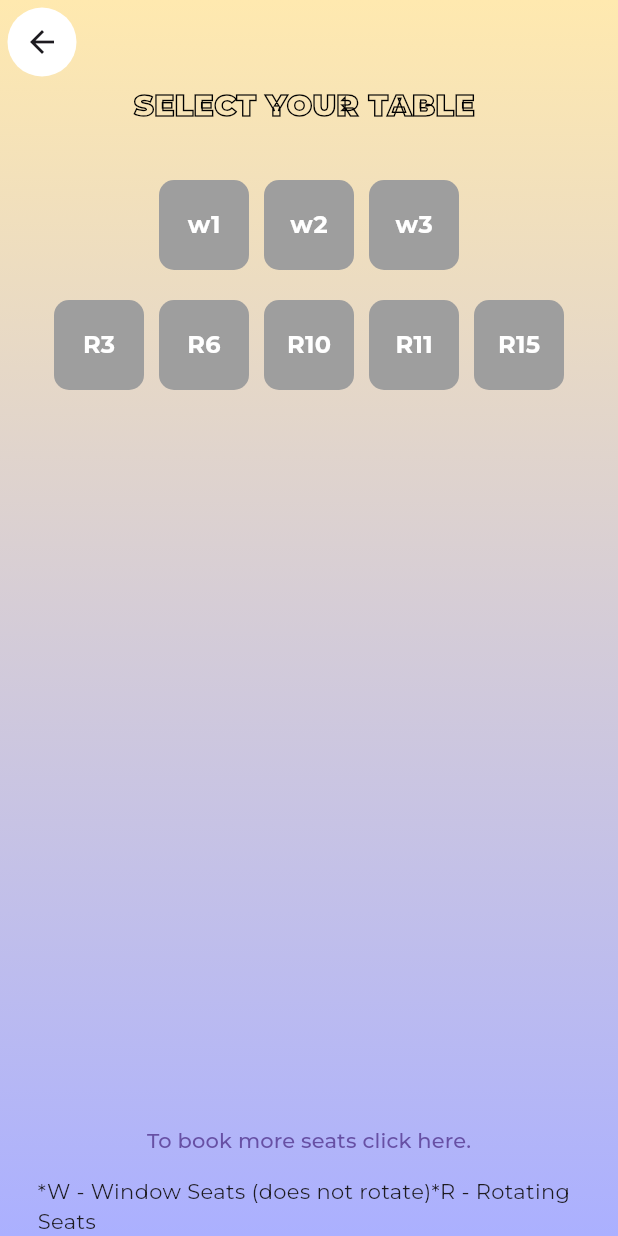
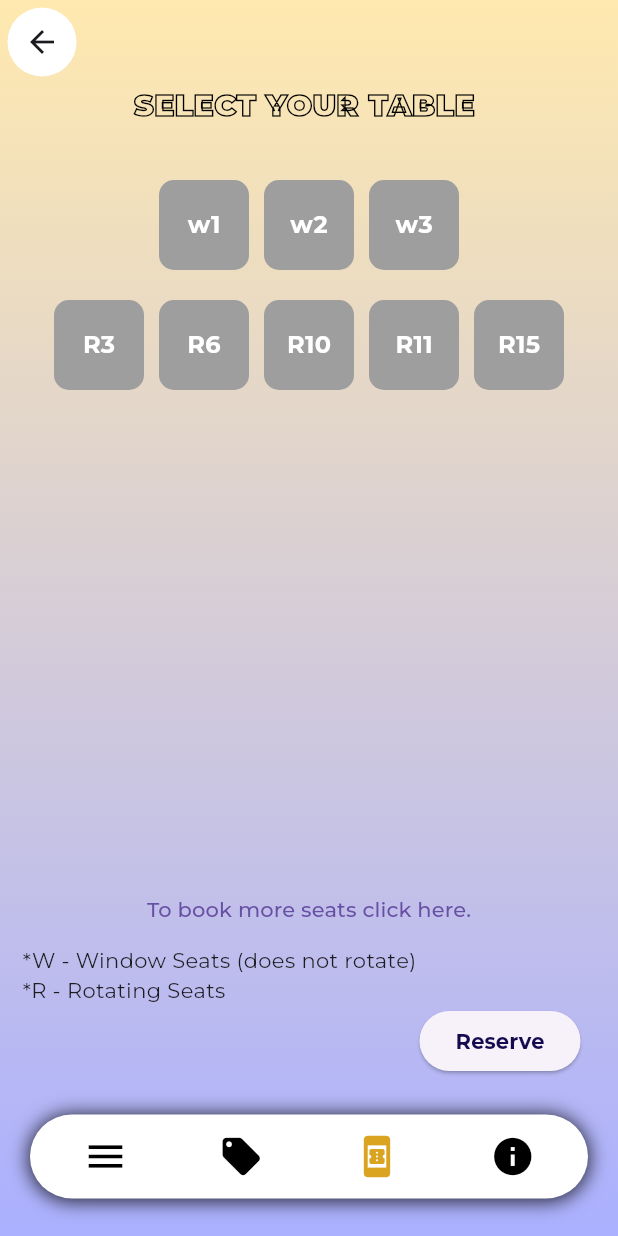
Before and after one commit to Dannansilva/Blue_orbit_mobileApp, a Flutter app: the tableNO screen opened directly, on a phone screen of 412 x 824 dp. Run offline on Flutter 3.47's test engine with Material 3 defaults, Android fonts, the phone set to English and light mode, and no system bars; our stand-ins replace google_fonts; missing offline and left inert: dart:ffi.

Commit message:
completely done

```diff
--- a/blue_orbit_mobileapp/lib/Reserve_table.dart
+++ b/blue_orbit_mobileapp/lib/Reserve_table.dart
@@ -224,7 +224,6 @@ class _reservetableState extends State<reservetable> {
 
                     //navbar
                     Container(
-                      // Set the background color here
                       child: BottomNavBar(
                         icons: [
                           Icons.menu,
--- a/blue_orbit_mobileapp/lib/main.dart
+++ b/blue_orbit_mobileapp/lib/main.dart
@@ -17,6 +17,7 @@ import 'package:blue_orbit_mobileapp/guest.dart';
 import 'package:blue_orbit_mobileapp/intro.dart';
 import 'package:blue_orbit_mobileapp/intro2.dart';
 import 'package:blue_orbit_mobileapp/noofguest.dart';
+import 'package:blue_orbit_mobileapp/reservationsummary.dart';
 import 'package:blue_orbit_mobileapp/tableno.dart';
 import 'package:flutter/material.dart';
 import 'package:google_fonts/google_fonts.dart';
@@ -35,7 +36,7 @@ class MyApp extends StatelessWidget {
         fontFamily: GoogleFonts.montserrat().fontFamily,
       ),
       debugShowCheckedModeBanner: false,
-      home: tableNO(),
+      home: reservetable(),
       routes: {
         '/intro': (context) => const intro(),
         '/intro2': (context) => const intro2(),
@@ -49,6 +50,8 @@ class MyApp extends StatelessWidget {
         '/indian': (context) => const indianFD(),
         '/noguest': (context) => const noguest(),
         '/reserv': (context) => const reservetable(),
+        '/tabelno': (context) => const tableNO(),
+        '/reservsum': (context) => const reservsummary(),
       },
     );
   }
--- a/blue_orbit_mobileapp/lib/tableno.dart
+++ b/blue_orbit_mobileapp/lib/tableno.dart
@@ -1,5 +1,6 @@
-// ignore_for_file: prefer_const_constructors, avoid_print, camel_case_types, prefer_const_literals_to_create_immutables
+// ignore_for_file: prefer_const_constructors, avoid_print, camel_case_types, prefer_const_literals_to_create_immutables, avoid_unnecessary_containers
 
+import 'package:blue_orbit_mobileapp/Components/Bottom_navbar.dart';
 import 'package:flutter/material.dart';
 
 class tableNO extends StatefulWidget {
@@ -97,12 +98,57 @@ class _tableNOState extends State<tableNO> {
                     onPressed: () {},
                     child: Text("To book more seats click here.")),
                 Padding(
-                  padding: const EdgeInsets.only(left: 25.0),
-                  child: Column(
+                  padding: const EdgeInsets.only(left: 15.0),
+                  child: Align(
+                    alignment: Alignment.centerLeft,
+                    child: Column(
+                      crossAxisAlignment: CrossAxisAlignment.start,
+                      children: [
+                        Text(
+                          "*W - Window Seats (does not rotate)",
+                          textAlign: TextAlign.left,
+                        ),
+                        Text(
+                          "*R - Rotating Seats",
+                          textAlign: TextAlign.left,
+                        ),
+                      ],
+                    ),
+                  ),
+                ),
+                Padding(
+                  padding: const EdgeInsets.only(bottom: 25.0, right: 25),
+                  child: Row(
+                    mainAxisAlignment: MainAxisAlignment.end,
                     children: [
-                      Text(
-                          "*W - Window Seats (does not rotate)*R - Rotating Seats")
+                      ElevatedButton(
+                          onPressed: () {
+                            Navigator.pushNamed(context, '/reservsum');
+                          },
+                          child: Text(
+                            "Reserve",
+                            style: TextStyle(
+                                color: Color(0xff140A4D),
+                                fontWeight: FontWeight.bold),
+                          ))
                     ],
+                  ),
+                ),
+                Container(
+                  child: BottomNavBar(
+                    icons: [
+                      Icons.menu,
+                      Icons.local_offer,
+                      Icons.book_online,
+                      Icons.info,
+                    ],
+                    onPressed: [
+                      () => Navigator.pushNamed(context, '/intro'),
+                      () => Navigator.pushNamed(context, '/offer'),
+                      () => Navigator.pushNamed(context, '/reserv'),
+                      () => Navigator.pushNamed(context, '/guest'),
+                    ],
+                    currentIndex: 2,
                   ),
                 ),
               ],
```
Also changed, not shown: blue_orbit_mobileapp/lib/noofguest.dart (+5 -2 lines), blue_orbit_mobileapp/lib/reservationsummary.dart (added, +15 -0 lines).
